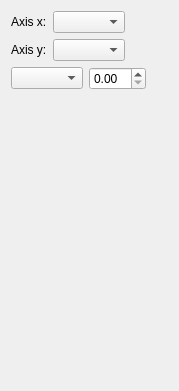
Before: the Qt Designer form dataPlotWidget/chartSettings.ui in LisGein/Thesis, drawn with Qt 5.
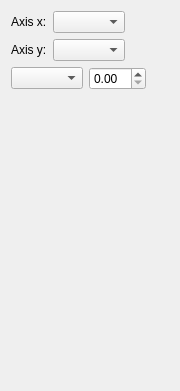
After: the same form once the commit is applied.

```diff
--- a/dataPlotWidget/chartSettings.ui
+++ b/dataPlotWidget/chartSettings.ui
@@ -6,10 +6,22 @@
    <rect>
     <x>0</x>
     <y>0</y>
-    <width>179</width>
+    <width>180</width>
     <height>391</height>
    </rect>
   </property>
+  <property name="minimumSize">
+   <size>
+    <width>180</width>
+    <height>0</height>
+   </size>
+  </property>
+  <property name="maximumSize">
+   <size>
+    <width>180</width>
+    <height>16777215</height>
+   </size>
+  </property>
   <property name="windowTitle">
    <string>Form</string>
   </property>
```
